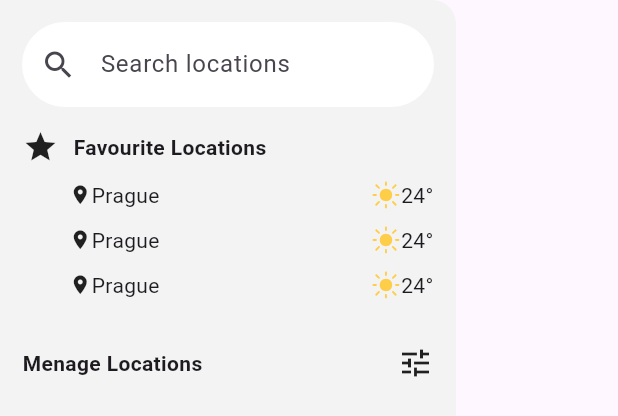
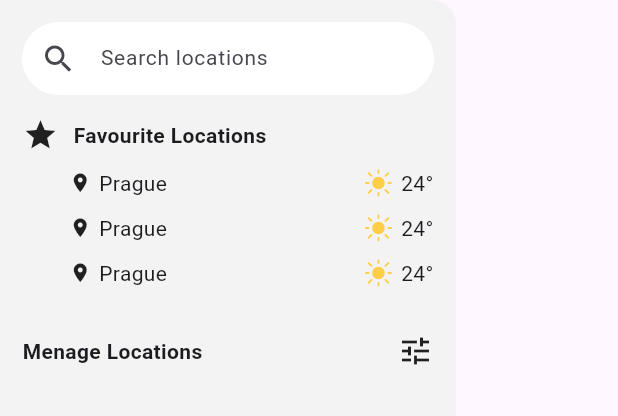
Before and after one commit to mkljucevic/weather_app, a Flutter app: the SideDrawer widget shown alone on an empty page, opened directly, on a phone screen of 412 x 824 dp. Shown: the top 416 px of the screen. Run offline on Flutter 3.47's test engine with Material 3 defaults, Android fonts, the phone set to English and light mode, and no system bars; our stand-ins replace dots_indicator, flutter_svg.

Commit message:
fix: padding around certain elements

```diff
--- a/lib/components/side_drawer.dart
+++ b/lib/components/side_drawer.dart
@@ -17,8 +17,10 @@ class SideDrawer extends StatelessWidget {
           child: Column(
             children: [
               TextField(
-                //style: const TextStyle(fontSize: 12.0, color: Colors.black),
+                style: const TextStyle(fontSize: 14.0, color: Colors.black),
                 decoration: InputDecoration(
+                    contentPadding:
+                        const EdgeInsets.symmetric(vertical: 0, horizontal: 10),
                     enabledBorder: OutlineInputBorder(
                       borderSide:
                           const BorderSide(color: Colors.white, width: 0.0),
@@ -101,6 +103,7 @@ class FavLocationRow extends StatelessWidget {
           Icons.location_on,
           size: 15,
         ),
+        const SizedBox(width: 5),
         const Text('Prague'),
         const Spacer(),
         SvgPicture.asset(
@@ -108,6 +111,7 @@ class FavLocationRow extends StatelessWidget {
           width: 20,
           height: 20,
         ),
+        const SizedBox(width: 5),
         const Text('24°')
       ],
     );
```
